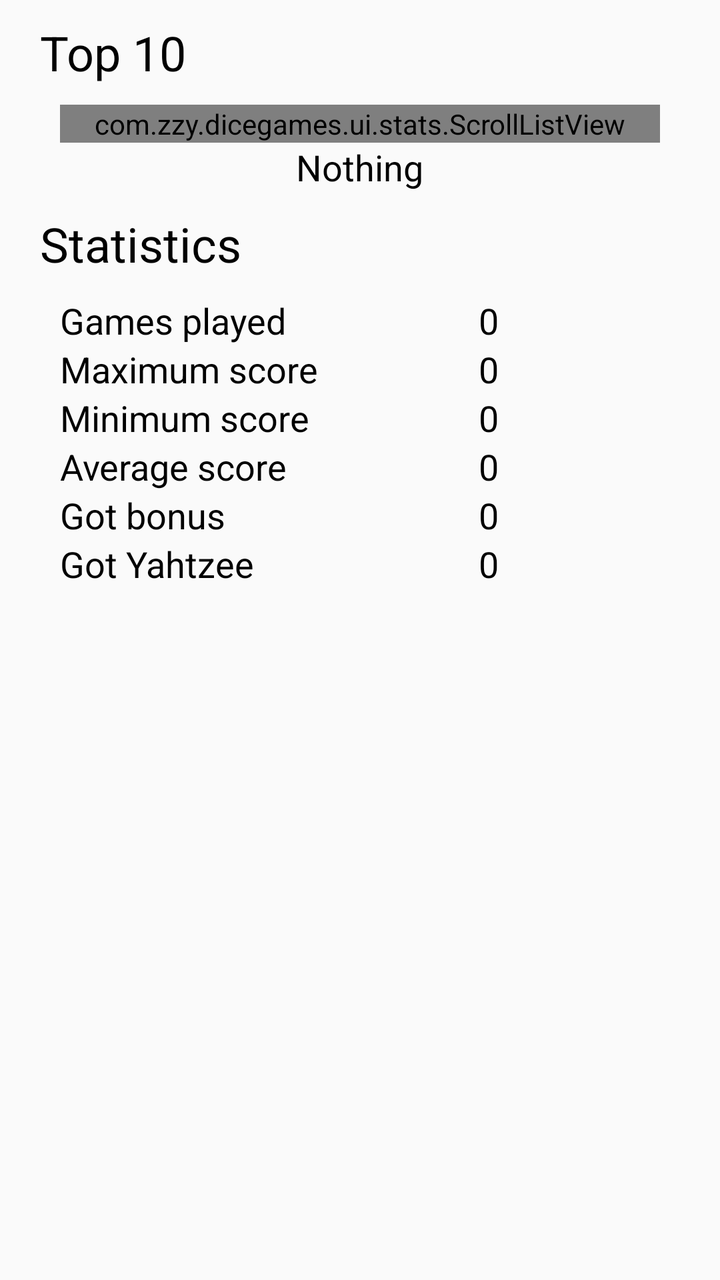
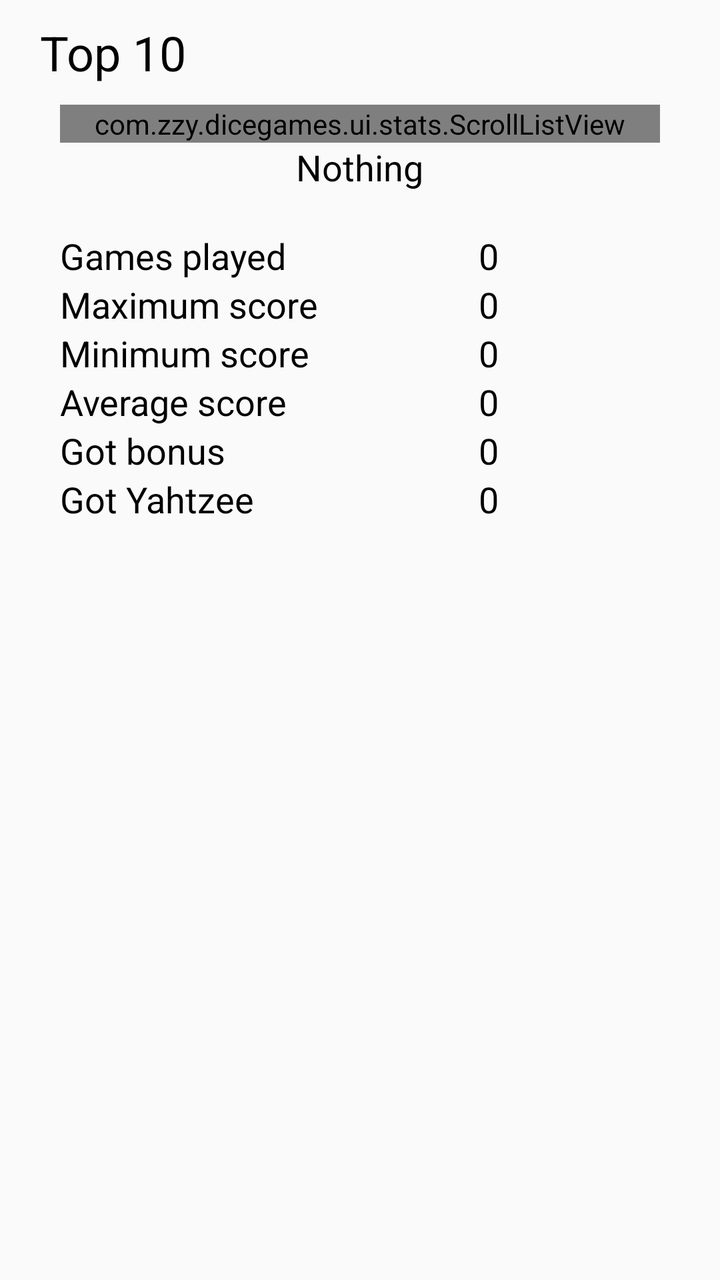

Before-and-after screenshots of an Android layout around one commit, followed by the original layout XML and the change that was made.
<!-- AndroidManifest.xml: application theme AppTheme -->
<!-- res/layout/fragment_yahtzee_stats.xml -->
<?xml version="1.0" encoding="utf-8"?>
<ScrollView xmlns:android="http://schemas.android.com/apk/res/android"
    xmlns:tools="http://schemas.android.com/tools"
    android:layout_width="match_parent"
    android:layout_height="match_parent"
    tools:context=".ui.stats.BaseYahtzeeStatsFragment">

    <LinearLayout
        android:layout_width="match_parent"
        android:layout_height="wrap_content"
        android:orientation="vertical">

        <TextView
            android:layout_width="wrap_content"
            android:layout_height="wrap_content"
            android:layout_marginStart="20dp"
            android:layout_marginTop="10dp"
            android:layout_marginBottom="10dp"
            android:text="@string/top10"
            android:textSize="24sp" />

        <com.zzy.dicegames.ui.stats.ScrollListView
            android:id="@+id/lvHighScores"
            android:layout_width="match_parent"
            android:layout_height="wrap_content"
            android:layout_marginStart="30dp"
            android:layout_marginEnd="30dp" />

        <TextView
            android:id="@+id/tvNothing"
            android:layout_width="wrap_content"
            android:layout_height="wrap_content"
            android:layout_gravity="center_horizontal"
            android:text="@string/nothing"
            android:textSize="18sp" />

        <TextView
            android:layout_width="wrap_content"
            android:layout_height="wrap_content"
            android:layout_marginStart="20dp"
            android:layout_marginTop="10dp"
            android:layout_marginBottom="10dp"
            android:text="@string/statistics"
            android:textSize="24sp" />

        <TableLayout
            android:layout_width="match_parent"
            android:layout_height="wrap_content"
            android:layout_marginStart="30sp"
            android:layout_marginEnd="30sp"
            android:layout_marginBottom="20sp">

            <TableRow>

                <TextView
                    android:layout_width="match_parent"
                    android:layout_height="wrap_content"
                    android:layout_weight="1"
                    android:text="@string/gamesPlayed"
                    android:textSize="18sp" />

                <TextView
                    android:id="@+id/tvGamesPlayed"
                    android:layout_width="match_parent"
                    android:layout_height="wrap_content"
                    android:layout_weight="1"
                    android:text="0"
                    android:textSize="18sp" />

            </TableRow>

            <TableRow>

                <TextView
                    android:layout_width="match_parent"
                    android:layout_height="wrap_content"
                    android:layout_weight="1"
                    android:text="@string/maxScore"
                    android:textSize="18sp" />

                <TextView
                    android:id="@+id/tvMaxScore"
                    android:layout_width="match_parent"
                    android:layout_height="wrap_content"
                    android:layout_weight="1"
                    android:text="0"
                    android:textSize="18sp" />

            </TableRow>

            <TableRow>

                <TextView
                    android:layout_width="match_parent"
                    android:layout_height="wrap_content"
                    android:layout_weight="1"
                    android:text="@string/minScore"
                    android:textSize="18sp" />

                <TextView
                    android:id="@+id/tvMinScore"
                    android:layout_width="match_parent"
                    android:layout_height="wrap_content"
                    android:layout_weight="1"
                    android:text="0"
                    android:textSize="18sp" />

            </TableRow>

            <TableRow>

                <TextView
                    android:layout_width="match_parent"
                    android:layout_height="wrap_content"
                    android:layout_weight="1"
                    android:text="@string/averageScore"
                    android:textSize="18sp" />

                <TextView
                    android:id="@+id/tvAverageScore"
                    android:layout_width="match_parent"
                    android:layout_height="wrap_content"
                    android:layout_weight="1"
                    android:text="0"
                    android:textSize="18sp" />

            </TableRow>

            <TableRow>

                <TextView
                    android:layout_width="match_parent"
                    android:layout_height="wrap_content"
                    android:layout_weight="1"
                    android:text="@string/gotBonus"
                    android:textSize="18sp" />

                <TextView
                    android:id="@+id/tvGotBonus"
                    android:layout_width="match_parent"
                    android:layout_height="wrap_content"
                    android:layout_weight="1"
                    android:text="0"
                    android:textSize="18sp" />

            </TableRow>

            <TableRow>

                <TextView
                    android:layout_width="match_parent"
                    android:layout_height="wrap_content"
                    android:layout_weight="1"
                    android:text="@string/gotYahtzee"
                    android:textSize="18sp" />

                <TextView
                    android:id="@+id/tvGotYahtzee"
                    android:layout_width="match_parent"
                    android:layout_height="wrap_content"
                    android:layout_weight="1"
                    android:text="0"
                    android:textSize="18sp" />

            </TableRow>

        </TableLayout>

    </LinearLayout>

</ScrollView>
<!-- resources referenced by this layout -->
<resources>
  <string name="averageScore">Average score</string>
  <string name="gamesPlayed">Games played</string>
  <string name="gotBonus">Got bonus</string>
  <string name="gotYahtzee">Got Yahtzee</string>
  <string name="maxScore">Maximum score</string>
  <string name="minScore">Minimum score</string>
  <string name="nothing">Nothing</string>
  <string name="statistics">Statistics</string>
  <string name="top10">Top 10</string>
  <style name="AppTheme" parent="Theme.AppCompat.Light">
          
          <item name="android:textColor">@android:color/black</item>
          <item name="buttonStyle">@android:style/Widget.Holo.Light.Button</item>
      </style>
</resources>

<!-- the commit's change to res/layout/fragment_yahtzee_stats.xml (unified diff, before → after) -->
@@ -34,21 +34,13 @@
             android:text="@string/nothing"
             android:textSize="18sp" />
 
-        <TextView
-            android:layout_width="wrap_content"
-            android:layout_height="wrap_content"
-            android:layout_marginStart="20dp"
-            android:layout_marginTop="10dp"
-            android:layout_marginBottom="10dp"
-            android:text="@string/statistics"
-            android:textSize="24sp" />
-
         <TableLayout
             android:layout_width="match_parent"
             android:layout_height="wrap_content"
-            android:layout_marginStart="30sp"
-            android:layout_marginEnd="30sp"
-            android:layout_marginBottom="20sp">
+            android:layout_marginStart="30dp"
+            android:layout_marginEnd="30dp"
+            android:layout_marginTop="20dp"
+            android:layout_marginBottom="20dp">
 
             <TableRow>
 
<!-- resource entries referenced after the edit -->
@@ -7,7 +7,6 @@
   <string name="maxScore">Maximum score</string>
   <string name="minScore">Minimum score</string>
   <string name="nothing">Nothing</string>
-  <string name="statistics">Statistics</string>
   <string name="top10">Top 10</string>
   <style name="AppTheme" parent="Theme.AppCompat.Light">
           
